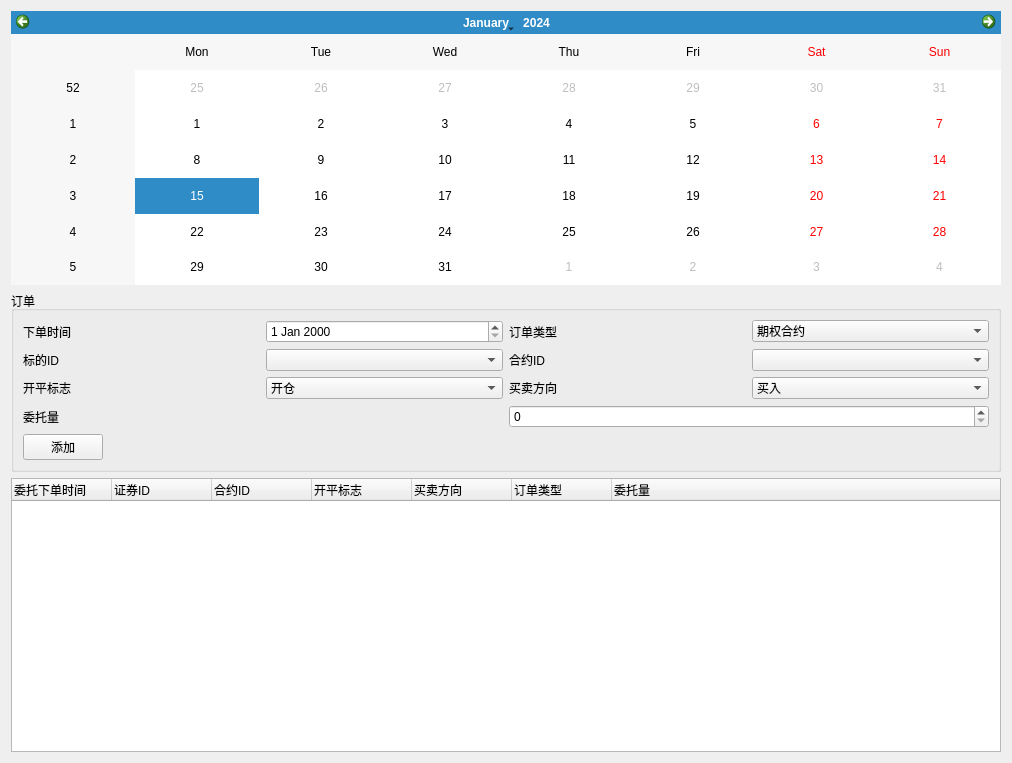
First picture: the form in ui/msignal_dialog.ui, repository fj11/backtesters, before the edit.
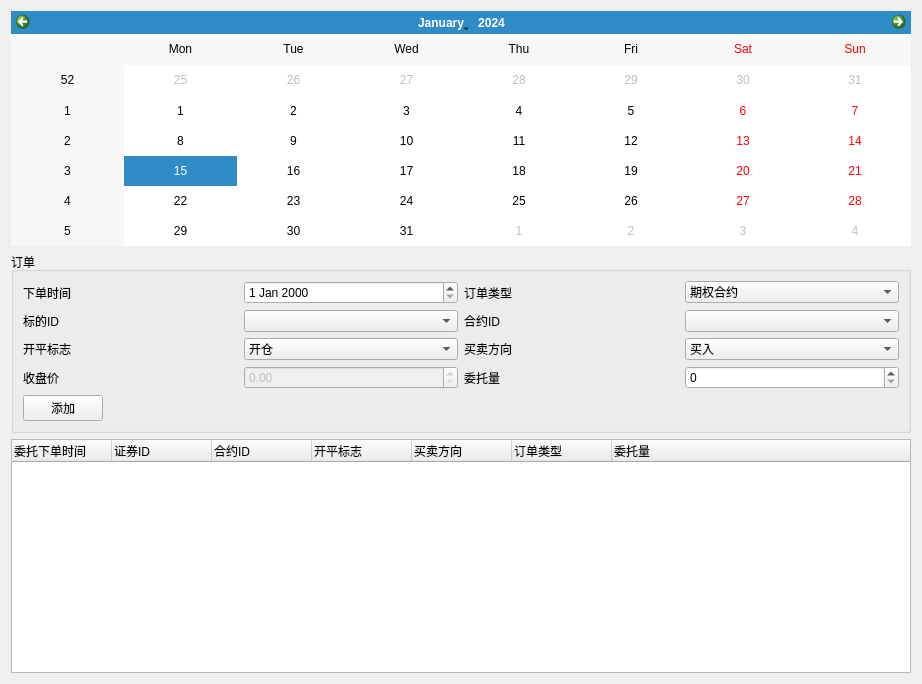
Second picture: the form after the edit.

Diff of the .ui file:
```diff
--- a/ui/msignal_dialog.ui
+++ b/ui/msignal_dialog.ui
@@ -6,8 +6,8 @@
    <rect>
     <x>0</x>
     <y>0</y>
-    <width>1012</width>
-    <height>763</height>
+    <width>922</width>
+    <height>684</height>
    </rect>
   </property>
   <property name="windowTitle">
@@ -153,7 +153,27 @@
        </layout>
       </item>
       <item>
-       <layout class="QHBoxLayout" name="horizontalLayout_25">
+       <layout class="QHBoxLayout" name="horizontalLayout_7">
+        <item>
+         <layout class="QHBoxLayout" name="horizontalLayout_5">
+          <item>
+           <widget class="QLabel" name="label">
+            <property name="text">
+             <string>收盘价</string>
+            </property>
+           </widget>
+          </item>
+          <item>
+           <widget class="QDoubleSpinBox" name="close_price">
+            <property name="enabled">
+             <bool>false</bool>
+            </property>
+           </widget>
+          </item>
+         </layout>
+        </item>
+        <item>
+         <layout class="QHBoxLayout" name="horizontalLayout_6">
         <item>
          <widget class="QLabel" name="label_24">
           <property name="text">
@@ -167,6 +187,8 @@
            <number>100000</number>
           </property>
          </widget>
+          </item>
+         </layout>
         </item>
        </layout>
       </item>
```
Lines whose indentation alone changed are shown as unchanged.
